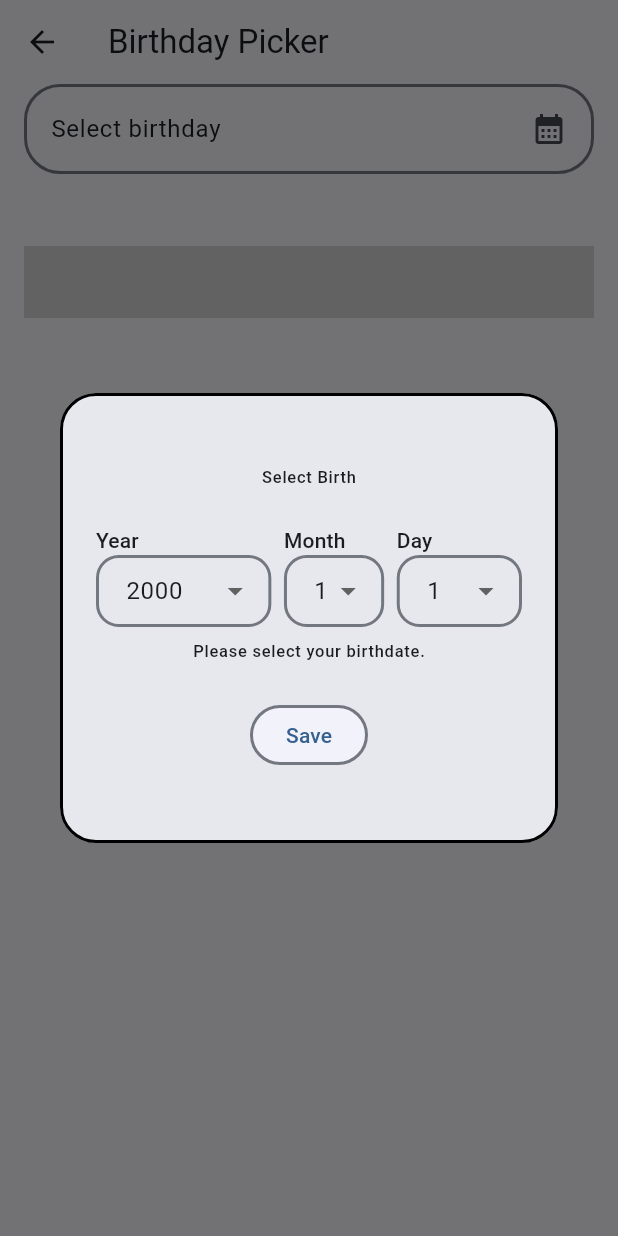
After one commit to thruthesky/easy_design_system_backup_2024_09_24, a Flutter app: the BirthdayPickerScreen screen opened directly, after a tap on "Select birthday", on a phone screen of 412 x 824 dp. The commit adds this screen. Run offline on Flutter 3.47's test engine with Material 3 defaults, Android fonts, the phone set to English and light mode, and no system bars; our stand-ins replace cached_network_image, rxdart, smooth_page_indicator; missing offline and left inert: loop_page_view, markdown_widget, social_kit.

Commit message:
added birthdate picker on social_design_system

````diff
--- a/example/lib/main.dart
+++ b/example/lib/main.dart
@@ -25,6 +25,7 @@ import 'package:example/screens/list_view/sleek.list_view.screen.dart';
 import 'package:example/screens/navigation_drawer/navigation_drawer.screen.dart';
 import 'package:example/screens/navigation_bar/navigation_bar.screen.dart';
 import 'package:example/screens/navigation_rail.dart/navigation_rail.screen.dart';
+import 'package:example/screens/picker/birthday.picker.screen.dart';
 import 'package:example/screens/progress_indicator/progress_indicator.screen.dart';
 import 'package:example/screens/radio_button/radio_button.dart';
 import 'package:example/screens/search/search.screen.dart';
@@ -80,8 +81,8 @@ class _MyHomePageState extends State<MyHomePage> {
     super.initState();
     SchedulerBinding.instance.addPostFrameCallback((_) {
       if (const String.fromEnvironment('MODE') == 'noe') {
-        Navigator.of(context)
-            .push(MaterialPageRoute(builder: (_) => const ComicLoginDemo()));
+        Navigator.of(context).push(
+            MaterialPageRoute(builder: (_) => const BirthdayPickerScreen()));
       }
     });
   }
@@ -164,6 +165,7 @@ class _MyHomePageState extends State<MyHomePage> {
           pushScreen('Search Widget', const SearchScreen()),
           pushScreen("AppBar", const AppBarScreen()),
           pushScreen('Badge', const BadgeScreen()),
+
           pushScreen('BottomAppBar', const BottomAppBarScreen()),
           pushScreen('BottomSheet', const BottomSheetScreen()),
           pushScreen('Buttons', const ButtonsScreen()),
@@ -196,6 +198,7 @@ class _MyHomePageState extends State<MyHomePage> {
           pushScreen('Toggle Button', const ToggleButtonScreen()),
           const Divider(),
           const Text('Custom Widgets:'),
+          pushScreen('BirthdayPicker', const BirthdayPickerScreen()),
           pushScreen('ComicListView', const ComicListViewScreen()),
           pushScreen('SleekListView', const SleekListViewScreen()),
           pushScreen('Setting', const SettingScreen()),
--- /dev/null
+++ b/example/lib/screens/picker/birthday.picker.screen.dart
@@ -0,0 +1,122 @@
+import 'package:example/widgets/code_to_learn.dart';
+import 'package:flutter/material.dart';
+import 'package:social_design_system/social_design_system.dart';
+
+class BirthdayPickerScreen extends StatefulWidget {
+  static const routeName = '/birthday_picker';
+
+  const BirthdayPickerScreen({super.key});
+
+  @override
+  State<BirthdayPickerScreen> createState() => _BirthdayPickerScreenState();
+}
+
+class _BirthdayPickerScreenState extends State<BirthdayPickerScreen> {
+  int? day;
+  int? month;
+  int? year;
+  String text = '';
+
+  @override
+  Widget build(BuildContext context) {
+    return Scaffold(
+      appBar: AppBar(
+        title: const Text('Birthday Picker'),
+      ),
+      body: Padding(
+        padding: const EdgeInsets.symmetric(horizontal: 16),
+        child: SingleChildScrollView(
+          child: Column(
+            children: [
+              ComicTheme(
+                child: ListTile(
+                  onTap: () {
+                    showDialog(
+                      context: context,
+                      builder: (context) => ComicTheme(
+                        child: BirthdayDialogPicker(
+                          initialBirthDay: day,
+                          initialBirthMonth: month,
+                          initialBirthYear: year,
+                          onSelectedBirthDay: (v) {
+                            print(v);
+                            day = v!;
+                            setState(() {});
+                          },
+                          onSelectedBirthMonth: (v) {
+                            print(v);
+                            month = v!;
+                          },
+                          onSelectedBirthYear: (v) {
+                            print(v);
+                            year = v!;
+                          },
+                          onSave: () {
+                            if (day == null || month == null || year == null) {
+                              Navigator.pop(context);
+                              return;
+                            }
+
+                            print('$day/$month/$year');
+                            text = '$day/$month/$year';
+                            setState(() {});
+                            Navigator.pop(context);
+                          },
+                        ),
+                      ),
+                    );
+                  },
+                  trailing: const Icon(Icons.calendar_month),
+                  title:
+                      text.isEmpty ? const Text('Select birthday') : Text(text),
+                ),
+              ),
+              const CodeToLearn(md: '''
+## BirthdayDialogPicker
+- The `BirthdayDialogPicker` is a custom widget within our social design system designed to
+  facilitate the selection of birthdays. It enables users to easily choose their birthday from a dialog.
+- To Apply a Theme, simply wrap the `BirthdayDialogPicker` widget with the `ComicTheme` widget.
+
+```dart
+ComicTheme(
+  child: ListTile(
+    onTap: () {
+      showDialog(
+        context: context,
+        builder: (context) => ComicTheme(
+          child: BirthdayDialogPicker(
+            initialBirthDay: day,
+            initialBirthMonth: month,
+            initialBirthYear: year,
+            onSelectedBirthDay: (v) {
+              print(v);
+            },
+            onSelectedBirthMonth: (v) {
+              print(v);
+            },
+            onSelectedBirthYear: (v) {
+              print(v);
+            },
+            onSave: () {
+              Navigator.pop(context);
+            },
+          ),
+        ),
+      );
+    },
+    trailing: const Icon(Icons.calendar_month),
+    title:Text('Select birthday') ,
+  ),
+),
+```
+          '''),
+              const SizedBox(
+                height: 48,
+              )
+            ],
+          ),
+        ),
+      ),
+    );
+  }
+}
--- a/example/lib/screens/search/search.screen.dart
+++ b/example/lib/screens/search/search.screen.dart
@@ -25,6 +25,7 @@ import 'package:example/screens/list_view/sleek.list_view.screen.dart';
 import 'package:example/screens/navigation_bar/navigation_bar.screen.dart';
 import 'package:example/screens/navigation_drawer/navigation_drawer.screen.dart';
 import 'package:example/screens/navigation_rail.dart/navigation_rail.screen.dart';
+import 'package:example/screens/picker/birthday.picker.screen.dart';
 import 'package:example/screens/progress_indicator/progress_indicator.screen.dart';
 import 'package:example/screens/segmented_button/segmented_button.dart';
 import 'package:example/screens/setting/setting.screen.dart';
@@ -53,6 +54,7 @@ class _SearchScreenState extends State<SearchScreen> {
 
     const SearchItem(name: "AppBar", screen: AppBarScreen()),
     const SearchItem(name: 'Badge', screen: BadgeScreen()),
+    const SearchItem(name: 'BirthdayPicker', screen: BirthdayPickerScreen()),
     const SearchItem(name: 'BottomAppBar', screen: BottomAppBarScreen()),
     const SearchItem(name: 'BottomSheet', screen: BottomSheetScreen()),
     const SearchItem(name: 'Buttons', screen: ButtonsScreen()),
--- a/lib/social_design_system.dart
+++ b/lib/social_design_system.dart
@@ -10,6 +10,8 @@ export 'src/entry/wave_carousel_entry/wave_up_down_clipper.dart';
 
 export 'src/extensions/build_context.extension.dart';
 
+export 'src/picker/birthday_dialog.picker.dart';
+
 export 'src/sleep_walker/sleep_walker.dart';
 
 export 'src/themes/sleek/sleek.theme.dart';
--- /dev/null
+++ b/lib/src/picker/birthday_dialog.picker.dart
@@ -0,0 +1,197 @@
+import 'package:flutter/material.dart';
+
+class BirthdayDialogPicker extends StatefulWidget {
+  const BirthdayDialogPicker({
+    super.key,
+    required this.onSelectedBirthDay,
+    required this.onSelectedBirthMonth,
+    required this.onSelectedBirthYear,
+    required this.onSave,
+    this.initialBirthDay,
+    this.initialBirthMonth,
+    this.initialBirthYear,
+    this.birthYearLabel,
+    this.birthMonthLabel,
+    this.birthDayLabel,
+    this.title,
+    this.birthdayHint,
+  });
+
+  final Function(int?) onSelectedBirthDay;
+  final Function(int?) onSelectedBirthMonth;
+  final Function(int?) onSelectedBirthYear;
+  final VoidCallback? onSave;
+  final int? initialBirthDay;
+  final int? initialBirthMonth;
+  final int? initialBirthYear;
+  final String? birthYearLabel;
+  final String? birthMonthLabel;
+  final String? birthDayLabel;
+  final String? title;
+  final String? birthdayHint;
+
+  @override
+  State<BirthdayDialogPicker> createState() => _BirthdayPickerState();
+}
+
+class _BirthdayPickerState extends State<BirthdayDialogPicker> {
+  int? birthYear;
+  int? birthMonth;
+  int? birthDay;
+
+  @override
+  void initState() {
+    super.initState();
+
+    birthDay = widget.initialBirthDay ?? 1;
+    birthMonth = widget.initialBirthMonth ?? 1;
+    birthYear = widget.initialBirthYear ?? 2000;
+  }
+
+  decorate(Widget child) {
+    return InputDecorator(
+      decoration: const InputDecoration(
+        border: OutlineInputBorder(),
+        contentPadding: EdgeInsets.only(right: 8),
+        isDense: true,
+      ),
+      child: DropdownButtonHideUnderline(child: child),
+    );
+  }
+
+  @override
+  void dispose() {
+    // TODO: implement dispose
+    print('disposed');
+    super.dispose();
+  }
+
+  @override
+  Widget build(BuildContext context) {
+    return AlertDialog(
+      content: Column(
+        mainAxisSize: MainAxisSize.min,
+        children: [
+          const SizedBox(height: 32),
+          Text(
+            widget.title ?? 'Select Birth',
+            style: Theme.of(context).textTheme.labelSmall,
+          ),
+          const SizedBox(height: 24),
+          Row(
+            mainAxisAlignment: MainAxisAlignment.spaceEvenly,
+            children: [
+              Expanded(
+                flex: 7,
+                child: Column(
+                  crossAxisAlignment: CrossAxisAlignment.start,
+                  children: [
+                    Text(
+                      widget.birthYearLabel ?? 'Year',
+                      style: Theme.of(context).textTheme.labelLarge,
+                    ),
+                    decorate(
+                      DropdownButton<int>(
+                          value: birthYear,
+                          isExpanded: true,
+                          items: [
+                            for (int i = 2020; i >= 1950; i--)
+                              birthdayMenuItem(i),
+                          ],
+                          onChanged: (v) {
+                            setState(() => birthYear = v!);
+                            widget.onSelectedBirthYear(v);
+                          }),
+                    ),
+                  ],
+                ),
+              ),
+              const SizedBox(width: 8.4),
+              Expanded(
+                flex: 4,
+                child: Column(
+                  crossAxisAlignment: CrossAxisAlignment.start,
+                  children: [
+                    Text(
+                      widget.birthMonthLabel ?? 'Month',
+                      style: Theme.of(context).textTheme.labelLarge,
+                    ),
+                    decorate(
+                      DropdownButton<int>(
+                        value: birthMonth,
+                        isExpanded: true,
+                        items: [
+                          for (int i = 1; i <= 12; i++)
+                            DropdownMenuItem(
+                              value: i,
+                              child: birthdayMenuItem(i),
+                            ),
+                        ],
+                        onChanged: (v) {
+                          setState(() => birthMonth = v!);
+                          widget.onSelectedBirthMonth(v);
+                        },
+                      ),
+                    ),
+                  ],
+                ),
+              ),
+              const SizedBox(width: 8.4),
+              Expanded(
+                flex: 5,
+                child: Column(
+                  crossAxisAlignment: CrossAxisAlignment.start,
+                  children: [
+                    Text(
+                      widget.birthDayLabel ?? 'Day',
+                      style: Theme.of(context).textTheme.labelLarge,
+                    ),
+                    decorate(
+                      DropdownButton<int>(
+                        value: birthDay,
+                        items: [
+                          for (int i = 1; i <= 31; i++)
+                            DropdownMenuItem(
+                                value: i, child: birthdayMenuItem(i)),
+                        ],
+                        onChanged: (v) {
+                          setState(() {
+                            birthDay = v!;
+                          });
+
+                          widget.onSelectedBirthDay(v);
+                        },
+                      ),
+                    ),
+                  ],
+                ),
+              ),
+            ],
+          ),
+          const SizedBox(height: 8),
+          Text(
+            widget.birthdayHint ?? 'Please select your birthdate.',
+            style: Theme.of(context).textTheme.labelSmall,
+          ),
+          const SizedBox(height: 24),
+          ElevatedButton(
+            onPressed: widget.onSave,
+            child: const Text('Save'),
+          ),
+          const SizedBox(height: 24),
+        ],
+      ),
+    );
+  }
+
+  birthdayMenuItem(int i) => DropdownMenuItem(
+        value: i,
+        child: Padding(
+          padding: const EdgeInsets.only(left: 16),
+          child: Text(
+            '$i',
+            style: Theme.of(context).textTheme.bodyLarge,
+          ),
+        ),
+      );
+}
````
